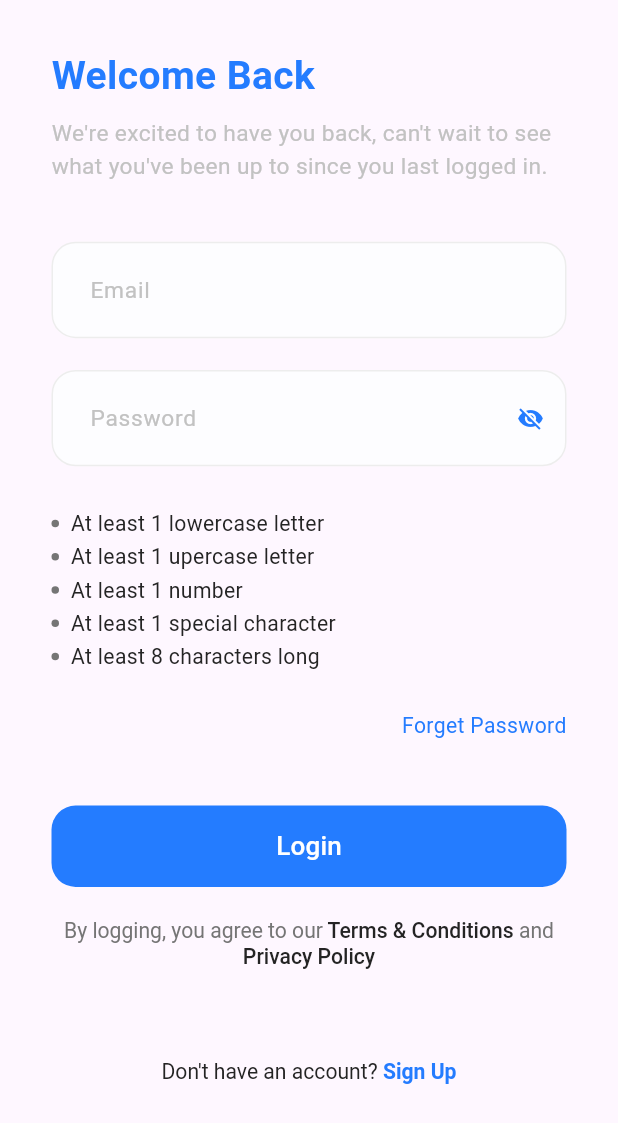
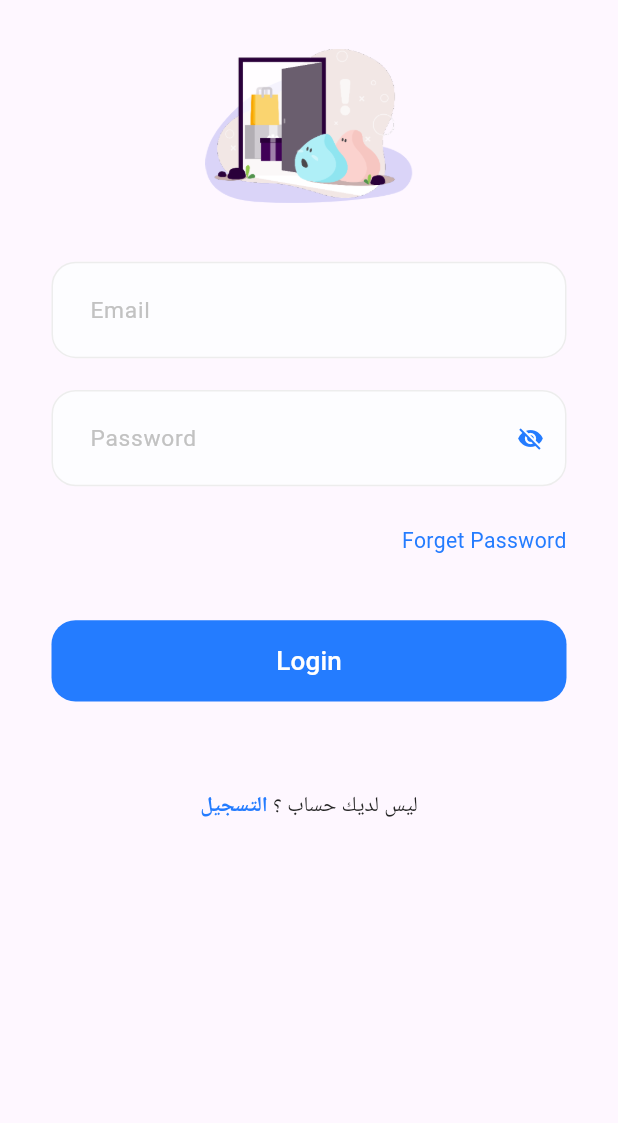
Before and after one commit to Ibrahim653/Ecommerce-App, a Flutter app: the screen it shows after launch, on a phone screen of 412 x 824 dp. Shown: the top 1123 px of the screen. Run offline on Flutter 3.47's test engine with Material 3 defaults, Android fonts, the phone set to English and light mode, and no system bars; our stand-ins replace dio, flutter_bloc, flutter_screenutil, freezed_annotation, get_it, pretty_dio_logger and 1 more; generated files the repository leaves out were written again.

Commit message:
edit ui for login and register add login logo

```diff
--- /dev/null
+++ b/lib/core/helpers/constants.dart
@@ -0,0 +1,4 @@
+
+class Constants {
+   static const String loginLogo = 'assets/images/login_logo.png';
+}
--- a/lib/features/login/ui/login_screen.dart
+++ b/lib/features/login/ui/login_screen.dart
@@ -2,6 +2,7 @@ import 'package:flutter/material.dart';
 import 'package:flutter_bloc/flutter_bloc.dart';
 import 'package:flutter_screenutil/flutter_screenutil.dart';
 
+import '../../../core/helpers/constants.dart';
 import '../../../core/helpers/spacing.dart';
 import '../../../core/theming/styles.dart';
 import '../../../core/widgets/app_text_button.dart';
@@ -9,7 +10,6 @@ import '../logic/cubit/login_cubit.dart';
 import 'widgets/dont_have_account_text.dart';
 import 'widgets/email_and_password.dart';
 import 'widgets/login_bloc_listner.dart';
-import 'widgets/terms_ans_conditions_text.dart';
 
 class LoginScreen extends StatelessWidget {
   const LoginScreen({super.key});
@@ -30,14 +30,12 @@ class LoginScreen extends StatelessWidget {
           child: Column(
             crossAxisAlignment: CrossAxisAlignment.start,
             children: [
-              Text(
-                'Welcome Back',
-                style: Styles.font24BlueBold,
-              ),
-              verticalSpace(8),
-              Text(
-                  'We\'re excited to have you back, can\'t wait to see what you\'ve been up to since you last logged in.',
-                  style: Styles.font14LightGreyRegular),
+          Center(
+            child: Image.asset(Constants.loginLogo,
+                   width: 128.w,
+                   height: 95.h,
+            ),
+          ),
               verticalSpace(36),
               Column(
                 children: [
@@ -58,8 +56,7 @@ class LoginScreen extends StatelessWidget {
                       validateThenDoLogin(context);
                     },
                   ),
-                  verticalSpace(16),
-                  const TermsAndConditionsText(),
+
                   verticalSpace(55),
                   const DontHaveAccountText(),
                   const LoginBlocListener(),
--- a/lib/features/login/ui/widgets/dont_have_account_text.dart
+++ b/lib/features/login/ui/widgets/dont_have_account_text.dart
@@ -15,11 +15,11 @@ class DontHaveAccountText extends StatelessWidget {
       text: TextSpan(
         children: [
           TextSpan(
-            text: 'Don\'t have an account?',
+            text: 'ليس لديك حساب ؟',
             style: Styles.font13DarkBlueRegular,
           ),
           TextSpan(
-            text: ' Sign Up',
+            text: ' التسجيل',
             style: Styles.font13BlueSemiBold,
               recognizer: TapGestureRecognizer()
               ..onTap = () {
--- a/lib/features/login/ui/widgets/email_and_password.dart
+++ b/lib/features/login/ui/widgets/email_and_password.dart
@@ -2,12 +2,10 @@ import 'package:flutter/material.dart';
 import 'package:flutter_bloc/flutter_bloc.dart';
 import 'package:flutter_screenutil/flutter_screenutil.dart';
 
-import '../../../../core/helpers/app_regex.dart';
 import '../../../../core/helpers/spacing.dart';
 import '../../../../core/theming/colors.dart';
 import '../../../../core/widgets/app_text_form_field.dart';
 import '../../logic/cubit/login_cubit.dart';
-import 'password_validations.dart';
 
 class EmailAndPassword extends StatefulWidget {
   const EmailAndPassword({super.key});
@@ -18,33 +16,6 @@ class EmailAndPassword extends StatefulWidget {
 
 class _EmailAndPasswordState extends State<EmailAndPassword> {
   bool isObsecure = true;
-  late TextEditingController passwordController;
-
-  bool hasLowerCase = false;
-  bool hasUpperCase = false;
-  bool hasNumber = false;
-  bool hasSpecialCharacter = false;
-  bool hasMinLength = false;
-
-  @override
-  void initState() {
-    super.initState();
-    passwordController = context.read<LoginCubit>().passwordController;
-    setupPasswordControllerListner();
-  }
-
-void  setupPasswordControllerListner() {
-    passwordController.addListener(() {
-      setState(() {
-        hasLowerCase = AppRegex.hasLowerCase(passwordController.text);
-        hasUpperCase = AppRegex.hasUpperCase(passwordController.text);
-        hasNumber = AppRegex.hasNumber(passwordController.text);
-        hasSpecialCharacter =
-            AppRegex.hasSpecialCharacter(passwordController.text);
-        hasMinLength = AppRegex.hasMinLength(passwordController.text);
-      });
-    });
-  }
 
   @override
   Widget build(BuildContext context) {
@@ -55,8 +26,7 @@ void  setupPasswordControllerListner() {
           CustomTextFormField(
             title: 'Email',
             validator: (value) {
-              if (value == null ||
-                  value.isEmpty) {
+              if (value == null || value.isEmpty) {
                 return 'please enter a valid email';
               }
             },
@@ -84,22 +54,8 @@ void  setupPasswordControllerListner() {
               }
             },
           ),
-          verticalSpace(24.h),
-          PasswordValidations(
-            hasLowerCase: hasLowerCase,
-            hasUpperCase: hasUpperCase,
-            hasNumber: hasNumber,
-            hasSpecialCharacter: hasSpecialCharacter,
-            hasMinLength: hasMinLength,
-          ),
         ],
       ),
     );
   }
-
-  @override
-  void dispose() {
-    passwordController.dispose();
-    super.dispose();
-  }
 }
--- a/lib/features/login/ui/widgets/login_bloc_listner.dart
+++ b/lib/features/login/ui/widgets/login_bloc_listner.dart
@@ -35,7 +35,7 @@ class LoginBlocListener extends StatelessWidget {
             context.pushNamed(Routes.homeScreen);
           },
           error: (error) {
-            setupErrorState(context, error);
+            setupErrorState(context, "حدث خطأ أثناء تسجيل الدخول\nحاول مرة أخرى");
           },
         );
       },
--- a/lib/features/login/ui/widgets/password_validations.dart
+++ /dev/null
@@ -1,58 +0,0 @@
-import 'package:flutter/material.dart';
-import 'package:flutter_screenutil/flutter_screenutil.dart';
-
-import '../../../../core/helpers/spacing.dart';
-import '../../../../core/theming/colors.dart';
-import '../../../../core/theming/styles.dart';
-
-class PasswordValidations extends StatelessWidget {
-  final bool hasLowerCase;
-  final bool hasUpperCase;
-  final bool hasNumber;
-  final bool hasSpecialCharacter;
-  final bool hasMinLength;
-
-  const PasswordValidations(
-      {super.key,
-      required this.hasLowerCase,
-      required this.hasUpperCase,
-      required this.hasNumber,
-      required this.hasSpecialCharacter,
-      required this.hasMinLength});
-
-  @override
-  Widget build(BuildContext context) {
-    return Column(
-      children: [
-        buildValidationRow('At least 1 lowercase letter', hasLowerCase),
-        verticalSpace(2),
-        buildValidationRow('At least 1 upercase letter', hasUpperCase),
-        verticalSpace(2),
-        buildValidationRow('At least 1 number', hasNumber),
-        verticalSpace(2),
-        buildValidationRow('At least 1 special character', hasSpecialCharacter),
-        verticalSpace(2),
-        buildValidationRow('At least 8 characters long ', hasMinLength),
-      ],
-    );
-  }
-
-  buildValidationRow(String text, bool hasValidated) {
-    return Row(
-      children: [
-        const CircleAvatar(
-          radius: 2.5,
-          backgroundColor: ColorsManager.grey,
-        ),
-        horizontalSpace(6.w),
-        Text(text,
-            style: Styles.font13DarkBlueRegular.copyWith(
-              decoration: hasValidated ? TextDecoration.lineThrough : null,
-              decorationColor: Colors.green,
-              decorationThickness: 2,
-              color: hasValidated ? ColorsManager.grey : ColorsManager.darkBlue,
-            ))
-      ],
-    );
-  }
-}
--- a/lib/features/login/ui/widgets/terms_ans_conditions_text.dart
+++ /dev/null
@@ -1,34 +0,0 @@
-import 'package:flutter/material.dart';
-
-import '../../../../core/theming/styles.dart';
-
-class TermsAndConditionsText extends StatelessWidget {
-  const TermsAndConditionsText({super.key});
-
-  @override
-  Widget build(BuildContext context) {
-    return RichText(
-      textAlign: TextAlign.center,
-      text: TextSpan(
-        children: [
-          TextSpan(
-            text: 'By logging, you agree to our',
-            style: Styles.font13GreyRegular,
-          ),
-          TextSpan(
-            text: ' Terms & Conditions',
-            style: Styles.font13DarkBlueMedium,
-          ),
-          TextSpan(
-            text: ' and',
-            style: Styles.font13GreyRegular.copyWith(height: 1.5),
-          ),
-          TextSpan(
-            text: ' Privacy Policy',
-            style: Styles.font13DarkBlueMedium,
-          ),
-        ],
-      ),
-    );
-  }
-}
--- a/lib/features/register/ui/register_screen.dart
+++ b/lib/features/register/ui/register_screen.dart
@@ -5,7 +5,6 @@ import 'package:flutter_screenutil/flutter_screenutil.dart';
 import '../../../core/helpers/spacing.dart';
 import '../../../core/theming/styles.dart';
 import '../../../core/widgets/app_text_button.dart';
-import '../../login/ui/widgets/terms_ans_conditions_text.dart';
 import '../logic/cubit/register_cubit.dart';
 import 'widgets/already_have_account_text.dart';
 import 'widgets/register_bloc_listner.dart';
@@ -46,7 +45,7 @@ class RegisterScreen extends StatelessWidget {
                       },
                     ),
                     verticalSpace(16),
-                    const TermsAndConditionsText(),
+
                     verticalSpace(30),
                     const AlreadyHaveAccountText(),
                     const RegisterBlocListner(),
--- a/pubspec.yaml
+++ b/pubspec.yaml
@@ -71,8 +71,8 @@ flutter:
   uses-material-design: true
 
   # To add assets to your application, add an assets section, like this:
-  # assets:
-  #   - images/a_dot_burr.jpeg
+  assets:
+    - assets/images/
   #   - images/a_dot_ham.jpeg
 
   # An image asset can refer to one or more resolution-specific "variants", see
```
Also changed, not shown: lib/core/helpers/app_regex.dart (+0 -22 lines), lib/features/register/ui/widgets/register_form.dart (+0 -43 lines).
